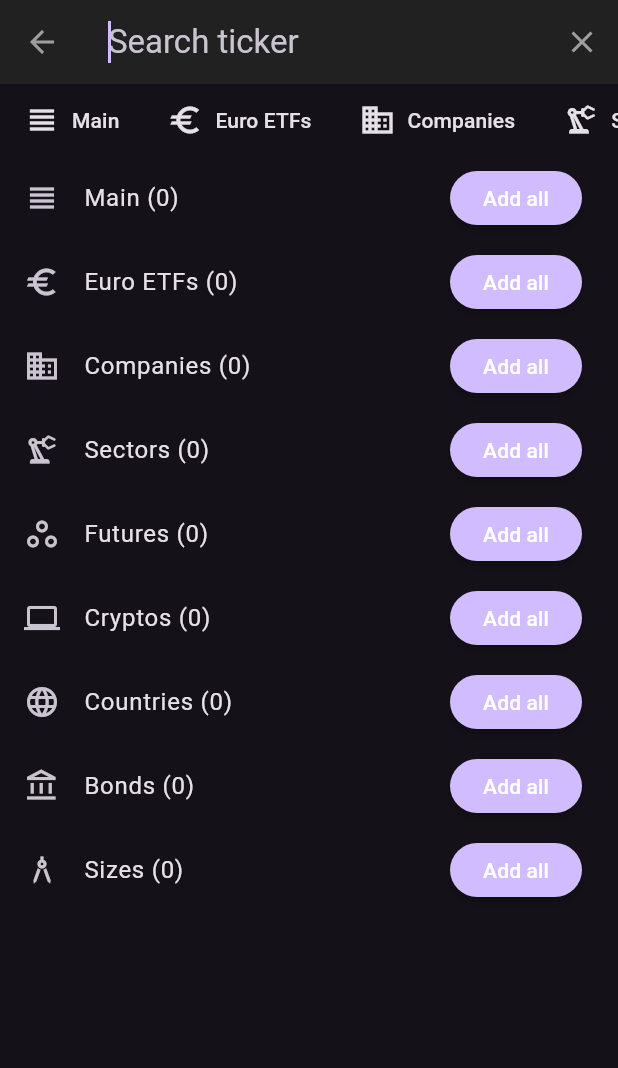
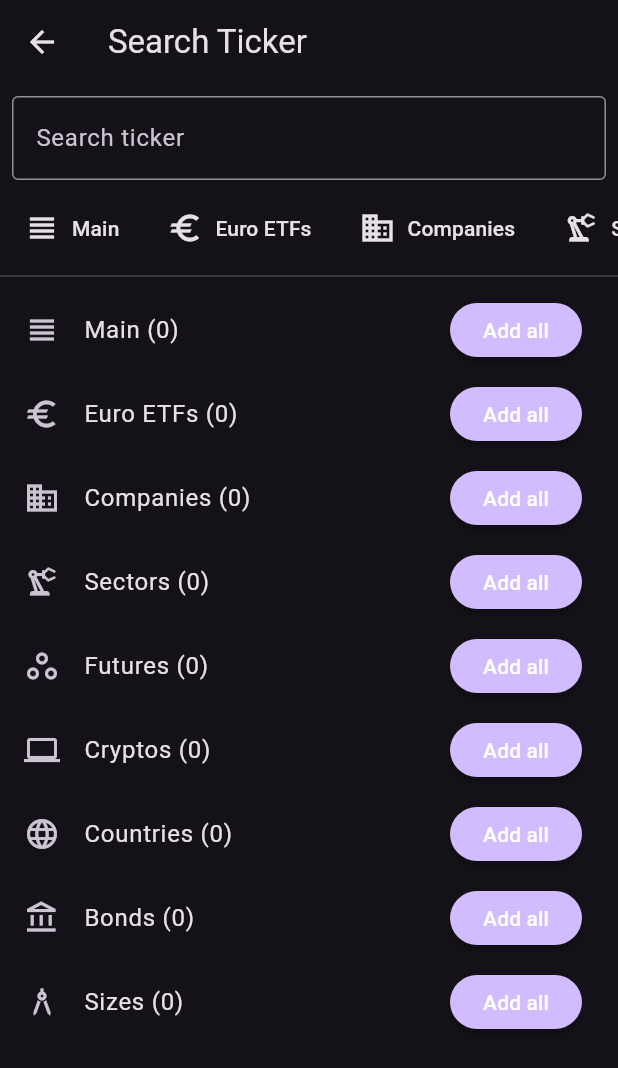
Before and after one commit to ivofernandes/ticker_search, a Flutter app: the screen it shows after launch, after a tap on the "add" icon, on a phone screen of 412 x 824 dp. Shown: the top 1068 px of the screen. Run offline on Flutter 3.47's test engine with Material 3 defaults, Android fonts, the phone set to English and light mode, and no system bars; missing offline and left inert: stock_market_data.

```diff
--- a/example/lib/main.dart
+++ b/example/lib/main.dart
@@ -1,74 +1,76 @@
 import 'package:flutter/material.dart';
 import 'package:stock_market_data/stock_market_data.dart';
+import 'package:ticker_search/src/model/ticker_suggestion.dart';
 import 'package:ticker_search/ticker_search.dart';
 
 void main() {
   runApp(const MyApp());
 }
 
+/// Helper class to return both the selected tickers and, if applicable, the suggestion button value.
+class SearchResult {
+  final List<StockTicker> tickers;
+  final String? suggestion;
+  SearchResult(this.tickers, this.suggestion);
+}
+
+/// The root widget.
 class MyApp extends StatelessWidget {
-  const MyApp({
-    super.key,
-  });
-
-  // This widget is the root of your application.
+  const MyApp({super.key});
   @override
   Widget build(BuildContext context) => MaterialApp(
-        title: 'Flutter Demo',
+    title: 'Ticker Search Demo',
     theme: ThemeData.dark(),
     home: const MyHomePage(title: 'Ticker search demo'),
   );
 }
 
+/// The home page displays the last selected ticker and an add button.
+/// Tapping the add button navigates to the search page.
 class MyHomePage extends StatefulWidget {
-  const MyHomePage({
-    required this.title,
-    super.key,
-  });
-
+  const MyHomePage({required this.title, super.key});
   final String title;
-
   @override
   State<MyHomePage> createState() => _MyHomePageState();
 }
 
+/// State for MyHomePage.
 class _MyHomePageState extends State<MyHomePage> {
+  // Currently selected ticker.
+  StockTicker selected = const StockTicker(symbol: '', description: '');
+  // Holds the last query text (e.g. a suggestion button like "Companies" or a custom ticker).
+  String lastQuery = '';
+  // A shared scroll controller to preserve scroll position.
+  final ScrollController scrollController = ScrollController();
+
+  // List of suggestions used by the search widget.
+  final List<TickerSuggestion> suggestions = [
+    TickerSuggestion(const Icon(Icons.view_headline), 'Main', TickersList.main),
+    TickerSuggestion(const Icon(Icons.euro), 'Euro ETFs', TickersList.europeanEtfs),
+    TickerSuggestion(const Icon(Icons.business_sharp), 'Companies', TickersList.companies),
+    TickerSuggestion(const Icon(Icons.precision_manufacturing_outlined), 'Sectors', TickersList.sectors),
+    TickerSuggestion(const Icon(Icons.workspaces_outline), 'Futures', TickersList.futures),
+    TickerSuggestion(const Icon(Icons.computer), 'Cryptos', TickersList.cryptoCurrencies),
+    TickerSuggestion(const Icon(Icons.language), 'Countries', TickersList.countries),
+    TickerSuggestion(const Icon(Icons.account_balance_outlined), 'Bonds', TickersList.bonds),
+    TickerSuggestion(const Icon(Icons.architecture_sharp), 'Sizes', TickersList.sizes),
+  ];
+
   @override
-  Widget build(BuildContext context) => Scaffold(
+  Widget build(BuildContext context) {
+    final String ticketDescription = TickerResolve.getTickerDescription(selected);
+    return Scaffold(
       appBar: AppBar(
         title: Text(widget.title),
       ),
-        body: const Column(
-          mainAxisAlignment: MainAxisAlignment.center,
+      body: Center(
+        child: Column(
+          mainAxisSize: MainAxisSize.min,
           children: [
-            Center(
-              child: SearchWidget(),
-            ),
-          ],
-        ), // This trailing comma makes auto-formatting nicer for build methods.
-      );
-}
-
-class SearchWidget extends StatefulWidget {
-  const SearchWidget({
-    super.key,
-  });
-
-  @override
-  State<SearchWidget> createState() => _SearchWidgetState();
-}
-
-class _SearchWidgetState extends State<SearchWidget> {
-  StockTicker selected = const StockTicker(symbol: '');
-
-  @override
-  Widget build(BuildContext context) {
-    final String ticketDescription =
-        TickerResolve.getTickerDescription(selected);
-
-    return Column(
-      children: [
+            // Display the currently selected ticker.
             Text('Selected: ${selected.symbol} > $ticketDescription'),
+            const SizedBox(height: 20),
+            // Tap this area to navigate to the search page.
             InkWell(
               child: Container(
                 color: Colors.lightBlue.withOpacity(0),
@@ -79,75 +81,94 @@ class _SearchWidgetState extends State<SearchWidget> {
                 ),
                 child: const Icon(
                   Icons.add,
+                  size: 40,
                 ),
               ),
               onTap: () async {
-            final List<StockTicker>? tickers = await showSearch(
-              context: context,
-              delegate: TickerSearch(
-                searchFieldLabel: 'Search ticker',
-                suggestions: [
-                  TickerSuggestion(
-                    const Icon(Icons.view_headline),
-                    'Main',
-                    TickersList.main,
+                // Navigate to TickerSearchPage.
+                final SearchResult? result = await Navigator.push(
+                  context,
+                  MaterialPageRoute(
+                    builder: (context) => TickerSearchPage(
+                      initialQuery: lastQuery,
+                      scrollController: scrollController,
+                      suggestions: suggestions,
                     ),
-                  TickerSuggestion(
-                    const Icon(Icons.euro),
-                    'Euro ETFs',
-                    TickersList.europeanEtfs,
-                  ),
-                  TickerSuggestion(
-                    const Icon(Icons.business_sharp),
-                    'Companies',
-                    TickersList.companies,
-                  ),
-                  TickerSuggestion(
-                    const Icon(Icons.precision_manufacturing_outlined),
-                    'Sectors',
-                    TickersList.sectors,
-                  ),
-                  TickerSuggestion(
-                    const Icon(Icons.workspaces_outline),
-                    'Futures',
-                    TickersList.futures,
-                  ),
-                  TickerSuggestion(
-                    const Icon(Icons.computer),
-                    'Cryptos',
-                    TickersList.cryptoCurrencies,
-                  ),
-                  TickerSuggestion(
-                    const Icon(Icons.language),
-                    'Countries',
-                    TickersList.countries,
-                  ),
-                  TickerSuggestion(
-                    const Icon(Icons.account_balance_outlined),
-                    'Bonds',
-                    TickersList.bonds,
-                  ),
-                  TickerSuggestion(
-                    const Icon(Icons.architecture_sharp),
-                    'Sizes',
-                    TickersList.sizes,
-                  ),
-                ],
                   ),
                 );
-
-            if (tickers != null && tickers.isNotEmpty) {
+                if (result != null && result.tickers.isNotEmpty) {
                   setState(() {
-                // Reduce the list to a single text with all the symbols
-                selected = tickers.reduce((value, element) => value.copyWith(
-                      symbol: '${value.symbol}, ${element.symbol}',
+                    // For demonstration, join all selected ticker symbols.
+                    selected = result.tickers.reduce((value, element) => value.copyWith(
+                      symbol: value.symbol.isEmpty
+                          ? element.symbol
+                          : '${value.symbol}, ${element.symbol}',
                       description: '',
                     ));
+                    // Update lastQuery only if a suggestion button was pressed.
+                    if (result.suggestion != null) {
+                      lastQuery = result.suggestion!;
+                    }
                   });
                 }
               },
             ),
           ],
+        ),
+      ),
     );
   }
 }
+
+/// A full‑screen page that wraps TickerSearchWidget.
+/// When tickers are selected, it pops with a SearchResult containing the tickers and, if applicable,
+/// the suggestion button event.
+class TickerSearchPage extends StatefulWidget {
+  final String initialQuery;
+  final ScrollController scrollController;
+  final List<TickerSuggestion> suggestions;
+
+  const TickerSearchPage({
+    Key? key,
+    required this.initialQuery,
+    required this.scrollController,
+    required this.suggestions,
+  }) : super(key: key);
+
+  @override
+  _TickerSearchPageState createState() => _TickerSearchPageState();
+}
+
+class _TickerSearchPageState extends State<TickerSearchPage> {
+  // This variable will capture the suggestion button pressed (if any).
+  String? selectedSuggestion;
+
+  @override
+  Widget build(BuildContext context) {
+    return Scaffold(
+      appBar: AppBar(
+        title: const Text('Search Ticker'),
+      ),
+      body: TickerSearchWidget(
+        suggestions: widget.suggestions,
+        initialQuery: widget.initialQuery,
+        scrollController: widget.scrollController,
+        onGeneralQueryChanged: (newQuery) {
+          // General text field changes.
+          print("General query changed: $newQuery");
+        },
+        onSuggestionButtonPressed: (suggestion) {
+          // When a suggestion button is pressed, store its value.
+          print("Suggestion button pressed: $suggestion");
+          setState(() {
+            selectedSuggestion = suggestion;
+          });
+        },
+        onTickersSelected: (tickers) {
+          // Return a SearchResult with the selected tickers and the suggestion (if any).
+          Navigator.pop(context, SearchResult(tickers, selectedSuggestion));
+        },
+      ),
+    );
+  }
+}
--- a/lib/src/ticker_search.dart
+++ b/lib/src/ticker_search.dart
@@ -3,133 +3,110 @@ import 'package:stock_market_data/stock_market_data.dart';
 import 'package:ticker_search/src/model/ticker_suggestion.dart';
 import 'package:ticker_search/src/ticker_widget_ui.dart';
 
-/// A search delegate that allows users to search for stock tickers.
-///
-/// It uses the [SearchDelegate] class to manage the search state and build the UI based on
-/// the current search query. It displays search results and suggestions as the user types.
-class TickerSearch extends SearchDelegate<List<StockTicker>> {
+/// A normal widget that provides ticker search functionality.
+/// It features a text field for entering queries, horizontal selection buttons,
+/// and a scrollable list of ticker suggestions.
+class TickerSearchWidget extends StatefulWidget {
   /// A list of [TickerSuggestion] that provides icon, title, and ticker information.
   final List<TickerSuggestion> suggestions;
 
-  /// Add all button
+  /// Optional "Add all" button widget.
   final Widget? addAllButton;
 
-  /// Constructs a [TickerSearch] with an optional search field label and required suggestions.
-  TickerSearch({
+  /// External scroll controller to preserve scroll state.
+  final ScrollController? scrollController;
+
+  /// The initial query to prefill the search field.
+  final String initialQuery;
+
+  /// Callback triggered when the general query (from the text field) changes.
+  final void Function(String)? onGeneralQueryChanged;
+
+  /// Callback triggered when a suggestion button is pressed.
+  final void Function(String)? onSuggestionButtonPressed;
+
+  /// Callback to notify when one or more tickers are selected.
+  final void Function(List<StockTicker>)? onTickersSelected;
+
+  const TickerSearchWidget({
+    Key? key,
     required this.suggestions,
     this.addAllButton,
-    super.searchFieldLabel,
-  });
+    this.scrollController,
+    this.initialQuery = '',
+    this.onGeneralQueryChanged,
+    this.onSuggestionButtonPressed,
+    this.onTickersSelected,
+  }) : super(key: key);
 
   @override
-  List<Widget> buildActions(BuildContext context) => [
-        IconButton(
-            icon: const Icon(Icons.clear),
-            onPressed: () {
-              query = '';
-            }),
-      ];
+  _TickerSearchWidgetState createState() => _TickerSearchWidgetState();
+}
+
+class _TickerSearchWidgetState extends State<TickerSearchWidget> {
+  late TextEditingController _controller;
+  late String query;
+  late ScrollController _internalScrollController;
 
   @override
-  Widget buildLeading(BuildContext context) => IconButton(
-      icon: const Icon(Icons.arrow_back),
-      onPressed: () {
-        close(context, []);
-      });
+  void initState() {
+    super.initState();
+    query = widget.initialQuery;
+    _controller = TextEditingController(text: query);
+    _internalScrollController = widget.scrollController ?? ScrollController();
+  }
 
   @override
-  Widget buildResults(BuildContext context) => InkWell(
-        onTap: () => close(context, [
-          StockTicker(
-            symbol: query.toUpperCase(),
-            description: query.toUpperCase(),
-          )
-        ]),
-        child: TickerWidget(
-          symbol: query.toUpperCase(),
-          onSelection: (StockTicker ticker) {
-            close(context, [ticker]);
-          },
-        ),
-      );
+  void dispose() {
+    _controller.dispose();
+    if (widget.scrollController == null) {
+      _internalScrollController.dispose();
+    }
+    super.dispose();
+  }
 
   @override
-  Widget buildSuggestions(BuildContext context) {
-    final List<Widget> allItems = filterItems(context);
-
+  Widget build(BuildContext context) {
+    final List<Widget> allItems = _filterItems(context);
     return Column(
       children: [
-        selectionButtons(context),
-        Expanded(
-          child: ListView.builder(
-            itemCount: allItems.length,
-            itemBuilder: (context, index) => allItems[index],
+        // Search text field
+        Padding(
+          padding: const EdgeInsets.all(8.0),
+          child: TextField(
+            controller: _controller,
+            decoration: InputDecoration(
+              labelText: 'Search ticker',
+              suffixIcon: query.isNotEmpty
+                  ? IconButton(
+                icon: const Icon(Icons.clear),
+                onPressed: () {
+                  setState(() {
+                    query = '';
+                    _controller.clear();
+                  });
+                  widget.onGeneralQueryChanged?.call('');
+                },
+              )
+                  : null,
+              border: const OutlineInputBorder(),
+            ),
+            onChanged: (value) {
+              setState(() {
+                query = value;
+              });
+              widget.onGeneralQueryChanged?.call(query);
+            },
           ),
         ),
-      ],
-    );
-  }
-
-  // Helper method to create the title widget
-  Widget suggestionTitle(
-    Widget icon,
-    String title,
-    BuildContext context,
-    Iterable<MapEntry<String, String>> filteredTickers,
-  ) {
-    void onPressed() {
-      final List<StockTicker> tickers = filteredTickers
-          .map((entry) => StockTicker(
-                symbol: entry.key,
-                description: entry.value,
-              ))
-          .toList();
-
-      close(context, tickers);
-    }
-
-    Widget addAllFinalButton = MaterialButton(
-      color: Theme.of(context).colorScheme.primary,
-      shape: RoundedRectangleBorder(
-        borderRadius: BorderRadius.circular(20),
-      ),
-      onPressed: onPressed,
-      child: const Text('Add all'),
-    );
-
-    if (addAllButton != null) {
-      // Copy the button and add the onPressed
-      addAllFinalButton = InkWell(
-        onTap: onPressed,
-        child: addAllButton,
-      );
-    }
-
-    final int size = filteredTickers.length;
-
-    return GestureDetector(
-      onTap: () {
-        // Unfocus keyboard
-        FocusManager.instance.primaryFocus?.unfocus();
-      },
-      child: ListTile(
-        leading: icon,
-        title: Text('$title ($size)'),
-        trailing: addAllFinalButton,
-      ),
-    );
-  }
-
-  Widget selectionButtons(BuildContext context) => SingleChildScrollView(
-        scrollDirection: Axis.horizontal,
-        child: GestureDetector(
-          onTap: () {
-            // Unfocus keyboard
-            FocusManager.instance.primaryFocus?.unfocus();
-          },
+        // Horizontal selection buttons
+        SingleChildScrollView(
+          scrollDirection: Axis.horizontal,
           child: Row(
-            children: suggestions.map((suggestion) {
-              final bool selected = suggestion.title == query;
+            children: widget.suggestions.map((suggestion) {
+              // Compare suggestion title to query in a case-insensitive way.
+              final bool selected =
+                  suggestion.title.toLowerCase() == query.toLowerCase();
               final Color color = selected
                   ? Theme.of(context).colorScheme.secondary
                   : Theme.of(context).colorScheme.onSurface;
@@ -143,69 +120,91 @@ class TickerSearch extends SearchDelegate<List<StockTicker>> {
                     const SizedBox(width: 8),
                     Text(
                       suggestion.title,
-                      style: TextStyle(
-                        color: color,
-                      ),
+                      style: TextStyle(color: color),
                     ),
                   ],
                 ),
                 onPressed: () {
-                  // Update the query with the selected suggestion title
-                  query = suggestion.title;
-
-                  // Unfocus keyboard
-                  FocusManager.instance.primaryFocus?.unfocus();
+                  setState(() {
+                    query = suggestion.title;
+                    _controller.text = suggestion.title;
+                  });
+                  // Fire the suggestion button pressed event.
+                  widget.onSuggestionButtonPressed?.call(suggestion.title);
                 },
               );
             }).toList(),
           ),
         ),
-      );
+        const Divider(),
+        // ListView with filtered ticker items and suggestion groups.
+        Expanded(
+          child: ListView.builder(
+            controller: _internalScrollController,
+            itemCount: allItems.length,
+            itemBuilder: (context, index) => allItems[index],
+          ),
+        ),
+      ],
+    );
+  }
 
-  List<Widget> filterItems(BuildContext context) {
+  /// Returns a list of widgets based on the current query.
+  List<Widget> _filterItems(BuildContext context) {
     final List<Widget> allItems = [];
 
-    if (query.isNotEmpty) {
+    // Only add a ticker widget for the query if it's not an exact suggestion title.
+    if (query.isNotEmpty &&
+        !widget.suggestions
+            .map((e) => e.title.toLowerCase())
+            .contains(query.toLowerCase())) {
       allItems.add(
         TickerWidget(
           symbol: query.toUpperCase(),
           onSelection: (StockTicker ticker) {
-            close(context, [ticker]);
+            // Since this is not a suggestion group state, update the query.
+            setState(() {
+              query = ticker.symbol;
+              _controller.text = ticker.symbol;
+            });
+            widget.onTickersSelected?.call([ticker]);
           },
         ),
       );
     }
 
-    final List<String> suggestionsTitles =
-        suggestions.map((e) => e.title).toList();
+    final List<String> suggestionTitles =
+    widget.suggestions.map((e) => e.title.toLowerCase()).toList();
 
-    if (suggestionsTitles.contains(query)) {
-      final TickerSuggestion tickerSuggestion =
-          suggestions.where((element) => element.title == query).toList().first;
-
-      addSuggestionToItems(tickerSuggestion, context, allItems, false);
+    if (suggestionTitles.contains(query.toLowerCase())) {
+      final TickerSuggestion tickerSuggestion = widget.suggestions.firstWhere(
+              (element) => element.title.toLowerCase() == query.toLowerCase());
+      _addSuggestionToItems(tickerSuggestion, context, allItems, false);
     } else {
-      // Flatten all ticker blocks into a single list of widgets
-      suggestions.forEach((TickerSuggestion suggestion) {
-        addSuggestionToItems(suggestion, context, allItems, true);
-      });
+      // If not an exact match, show all suggestion groups.
+      for (final suggestion in widget.suggestions) {
+        _addSuggestionToItems(suggestion, context, allItems, true);
+      }
     }
-
     return allItems;
   }
 
-  void addSuggestionToItems(TickerSuggestion suggestion, BuildContext context,
-      List<Widget> allItems, bool filterByText) {
-    // Filter and add ticker widgets
+  /// Helper to add suggestion items (a title and list of ticker widgets) to [allItems].
+  void _addSuggestionToItems(
+      TickerSuggestion suggestion,
+      BuildContext context,
+      List<Widget> allItems,
+      bool filterByText) {
     Iterable<MapEntry<String, String>> filteredTickers =
         suggestion.tickers.entries;
+    final Widget titleWidget = _suggestionTitle(
+      suggestion.icon,
+      suggestion.title,
+      context,
+      filteredTickers,
+    );
+    allItems.add(titleWidget);
 
-    // Add title widget
-    final Widget title = suggestionTitle(
-        suggestion.icon, suggestion.title, context, filteredTickers);
-    allItems.add(title);
-
-    // Apply possible filter
     if (filterByText) {
       filteredTickers = filteredTickers.where((entry) {
         final String lowerCaseQuery = query.toLowerCase();
@@ -216,14 +215,68 @@ class TickerSearch extends SearchDelegate<List<StockTicker>> {
 
     allItems.addAll(
       filteredTickers.map(
-        (entry) => TickerWidget(
+            (entry) => TickerWidget(
           symbol: entry.key,
           description: entry.value,
           onSelection: (StockTicker ticker) {
-            close(context, [ticker]);
+            // When in a suggestion group state, do not update query.
+            if (!widget.suggestions
+                .map((s) => s.title.toLowerCase())
+                .contains(query.toLowerCase())) {
+              setState(() {
+                query = ticker.symbol;
+                _controller.text = ticker.symbol;
+              });
+            }
+            widget.onTickersSelected?.call([ticker]);
           },
         ),
       ),
     );
   }
+
+  /// Creates a title widget for a suggestion group with an "Add all" button.
+  Widget _suggestionTitle(
+      Widget icon,
+      String title,
+      BuildContext context,
+      Iterable<MapEntry<String, String>> filteredTickers,
+      ) {
+    void onPressed() {
+      final List<StockTicker> tickers = filteredTickers
+          .map((entry) => StockTicker(
+        symbol: entry.key,
+        description: entry.value,
+      ))
+          .toList();
+      widget.onTickersSelected?.call(tickers);
+    }
+
+    Widget addAllFinalButton = MaterialButton(
+      color: Theme.of(context).colorScheme.primary,
+      shape: RoundedRectangleBorder(
+        borderRadius: BorderRadius.circular(20),
+      ),
+      onPressed: onPressed,
+      child: const Text('Add all'),
+    );
+
+    if (widget.addAllButton != null) {
+      addAllFinalButton = InkWell(
+        onTap: onPressed,
+        child: widget.addAllButton,
+      );
+    }
+
+    final int size = filteredTickers.length;
+
+    return GestureDetector(
+      onTap: () => FocusScope.of(context).unfocus(),
+      child: ListTile(
+        leading: icon,
+        title: Text('$title ($size)'),
+        trailing: addAllFinalButton,
+      ),
+    );
+  }
 }
```
Also changed, not shown: example/pubspec.lock. Lines whose indentation alone changed are shown as unchanged.
